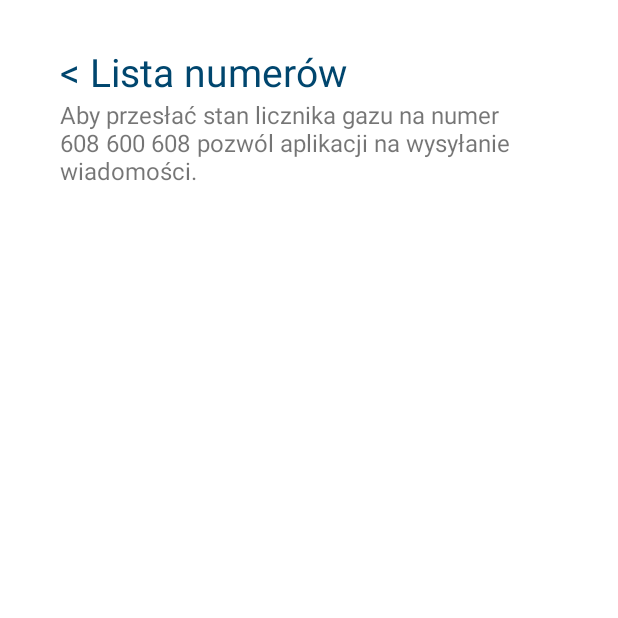
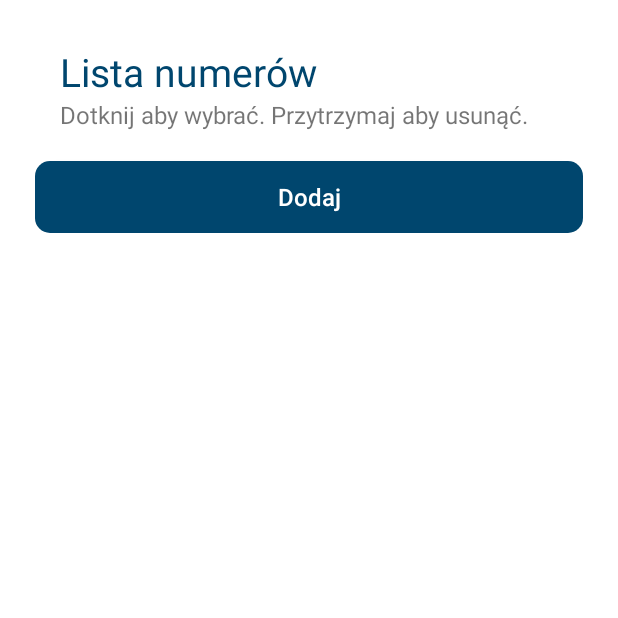
Before and after one commit to sebastianczuma/sms_gas_meter_reading, an Android app: the BankAccountNumberList screen opened directly, with no data from a screen before it, on a phone screen of 412 x 824 dp, the top half of it. Run offline under Robolectric (Android 15) with nearby library versions, the phone set to English and light mode, and no system bars.

Commit message:
2 commit

```diff
--- a/app/src/main/java/com/scz/odczytgazomierza/Activities/BankAccountNumberList.java
+++ b/app/src/main/java/com/scz/odczytgazomierza/Activities/BankAccountNumberList.java
@@ -1,9 +1,26 @@
 package com.scz.odczytgazomierza.Activities;
 
+import android.content.Intent;
+import android.graphics.Rect;
+import android.os.Build;
 import android.support.v7.app.AppCompatActivity;
 import android.os.Bundle;
+import android.support.v7.widget.GridLayoutManager;
+import android.support.v7.widget.RecyclerView;
+import android.view.View;
+import android.view.WindowManager;
+import android.widget.Button;
 
+import com.scz.odczytgazomierza.Database.DbHandler;
+import com.scz.odczytgazomierza.Database.DbHandler2;
 import com.scz.odczytgazomierza.R;
+import com.scz.odczytgazomierza.RecyclerView.Item;
+import com.scz.odczytgazomierza.RecyclerView.RecyclerViewAdapter;
+import com.scz.odczytgazomierza.RecyclerView2.Item2;
+import com.scz.odczytgazomierza.RecyclerView2.RecyclerViewAdapter2;
+
+import java.util.ArrayList;
+import java.util.List;
 
 public class BankAccountNumberList extends AppCompatActivity {
 
@@ -11,5 +28,62 @@ public class BankAccountNumberList extends AppCompatActivity {
     protected void onCreate(Bundle savedInstanceState) {
         super.onCreate(savedInstanceState);
         setContentView(R.layout.activity_bank_account_number_list);
+
+        if (android.os.Build.VERSION.SDK_INT >= Build.VERSION_CODES.KITKAT) {
+            getWindow().addFlags(WindowManager.LayoutParams.FLAG_TRANSLUCENT_STATUS);
+            getWindow().addFlags(WindowManager.LayoutParams.FLAG_TRANSLUCENT_NAVIGATION);
+        }
+
+        Button add = findViewById(R.id.add);
+        add.setOnClickListener(new View.OnClickListener() {
+            @Override
+            public void onClick(View view) {
+                startActivity(new Intent(BankAccountNumberList.this, SetBankAccountNumber.class));
+            }
+        });
+
+        GridLayoutManager lLayout = new GridLayoutManager(this, 1);
+        RecyclerView rView = findViewById(R.id.recycler_view);
+        rView.setNestedScrollingEnabled(false);
+
+        // Recycle View setup
+        rView.setHasFixedSize(true);
+        rView.setLayoutManager(lLayout);
+        RecyclerViewAdapter2 rcAdapter = new RecyclerViewAdapter2(getAllItemList());
+        rView.setAdapter(rcAdapter);
+
+        SpaceItemDecoration dividerItemDecoration = new SpaceItemDecoration(20);
+        rView.addItemDecoration(dividerItemDecoration);
+    }
+
+    private List<Item2> getAllItemList() {
+        List<Item2> allItems = new ArrayList<>();
+
+        final DbHandler2 dbHandler2 = new DbHandler2(this);
+        for (Item2 i : dbHandler2.returnAll2()) {
+            allItems.add(new Item2(
+                    i.getId(),
+                    i.getBankAccountNumber(),
+                    i.getName()));
+        }
+        dbHandler2.close();
+        return allItems;
+    }
+
+    private class SpaceItemDecoration extends RecyclerView.ItemDecoration {
+        private final int space;
+
+        SpaceItemDecoration(int space) {
+            this.space = space;
+        }
+
+        @Override
+        public void getItemOffsets(Rect outRect,
+                                   View view,
+                                   RecyclerView parent,
+                                   RecyclerView.State state) {
+            outRect.bottom = space;
+            outRect.left = space;
+        }
     }
 }
--- a/app/src/main/java/com/scz/odczytgazomierza/Activities/MainActivity.java
+++ b/app/src/main/java/com/scz/odczytgazomierza/Activities/MainActivity.java
@@ -26,7 +26,7 @@ import android.widget.RelativeLayout;
 import com.scz.odczytgazomierza.BackgroundBlur;
 import com.scz.odczytgazomierza.Database.DbHandler;
 import com.scz.odczytgazomierza.Database.DbHandler2;
-import com.scz.odczytgazomierza.Database.Item2;
+import com.scz.odczytgazomierza.RecyclerView2.Item2;
 import com.scz.odczytgazomierza.Fragments.FragmentFirst;
 import com.scz.odczytgazomierza.Fragments.FragmentSecond;
 import com.scz.odczytgazomierza.R;
--- /dev/null
+++ b/app/src/main/java/com/scz/odczytgazomierza/RecyclerView2/RecyclerViewAdapter2.java
@@ -0,0 +1,42 @@
+package com.scz.odczytgazomierza.RecyclerView2;
+
+import android.os.Build;
+import android.support.v7.widget.RecyclerView;
+import android.text.Html;
+import android.view.LayoutInflater;
+import android.view.View;
+import android.view.ViewGroup;
+
+import com.scz.odczytgazomierza.R;
+
+import java.util.List;
+
+
+public class RecyclerViewAdapter2 extends RecyclerView.Adapter<RecyclerViewHolders2> {
+    private List<Item2> itemList;
+
+    public RecyclerViewAdapter2(List<Item2> itemList) {
+        this.itemList = itemList;
+    }
+
+    @Override
+    public RecyclerViewHolders2 onCreateViewHolder(ViewGroup parent, int viewType) {
+        View layoutView = LayoutInflater.from(parent.getContext()).inflate(R.layout.one_item_2, null);
+        return new RecyclerViewHolders2(layoutView);
+    }
+
+    @Override
+    public void onBindViewHolder(RecyclerViewHolders2 holder, int position) {
+        String bankAccountNumber = itemList.get(position).getBankAccountNumber();
+        for (int i = 2; i < bankAccountNumber.length(); i = i + 5) {
+            bankAccountNumber = new StringBuilder(bankAccountNumber).insert(i, " ").toString();
+        }
+        holder.name.setText(itemList.get(position).getName());
+        holder.number.setText(bankAccountNumber);
+    }
+
+    @Override
+    public int getItemCount() {
+        return this.itemList.size();
+    }
+}
--- a/app/src/main/res/layout/activity_bank_account_number_list.xml
+++ b/app/src/main/res/layout/activity_bank_account_number_list.xml
@@ -21,7 +21,7 @@
             android:layout_alignParentTop="true"
             android:layout_marginStart="30dp"
             android:layout_marginTop="20dp"
-            android:text="\u003c Lista numerów"
+            android:text="Lista numerów"
             android:textColor="@color/dark_blue"
             android:textSize="26sp" />
 
@@ -32,8 +32,45 @@
             android:layout_below="@+id/title"
             android:layout_marginEnd="30dp"
             android:layout_marginStart="30dp"
-            android:text="@string/permission_info"
+            android:text="Dotknij aby wybrać. Przytrzymaj aby usunąć."
             android:textSize="16sp" />
+
+        <android.support.v4.widget.NestedScrollView
+            android:layout_width="match_parent"
+            android:layout_height="match_parent"
+            android:layout_below="@id/text"
+            android:clipToPadding="false"
+            android:paddingBottom="50dp">
+            <LinearLayout
+                android:layout_width="match_parent"
+                android:layout_height="wrap_content"
+                android:orientation="vertical">
+
+        <android.support.v7.widget.RecyclerView
+            android:id="@+id/recycler_view"
+            android:layout_width="match_parent"
+            android:layout_height="wrap_content"
+            android:gravity="center"
+            android:horizontalSpacing="10dp"
+            android:numColumns="auto_fit"
+            android:paddingEnd="20px"
+            android:paddingTop="10dp"
+            android:scrollbars="none"
+            android:verticalSpacing="10dp"/>
+
+            <Button
+                android:id="@+id/add"
+                android:layout_width="match_parent"
+                android:layout_height="wrap_content"
+                android:background="@drawable/button_dark_blue"
+                android:text="Dodaj"
+                android:layout_marginTop="10dp"
+                android:layout_marginEnd="20px"
+                android:layout_marginStart="20px"
+                android:textColor="#fff"
+                android:textSize="16sp" />
+            </LinearLayout>
+        </android.support.v4.widget.NestedScrollView>
 
     </RelativeLayout>
 
--- a/app/src/main/res/layout/one_item.xml
+++ b/app/src/main/res/layout/one_item.xml
@@ -3,7 +3,6 @@
     android:layout_width="match_parent"
     android:layout_height="wrap_content"
     android:background="@drawable/one_item_background"
-    android:orientation="vertical"
     android:padding="10dp">
 
     <TextView
```
Also changed, not shown: app/src/main/java/com/scz/odczytgazomierza/Activities/EditBankAccountNumber.java (+10 -5 lines), app/src/main/java/com/scz/odczytgazomierza/Activities/SetBankAccountNumber.java (+1 -10 lines), app/src/main/java/com/scz/odczytgazomierza/Database/DbHandler2.java (+13 -0 lines), app/src/main/java/com/scz/odczytgazomierza/Database/Item2.java (deleted, +0 -40 lines), app/src/main/java/com/scz/odczytgazomierza/RecyclerView2/Item2.java (added, +40 -0 lines), app/src/main/java/com/scz/odczytgazomierza/RecyclerView2/RecyclerViewHolders2.java (added, +39 -0 lines), app/src/main/res/layout/one_item_2.xml (added, +28 -0 lines).
